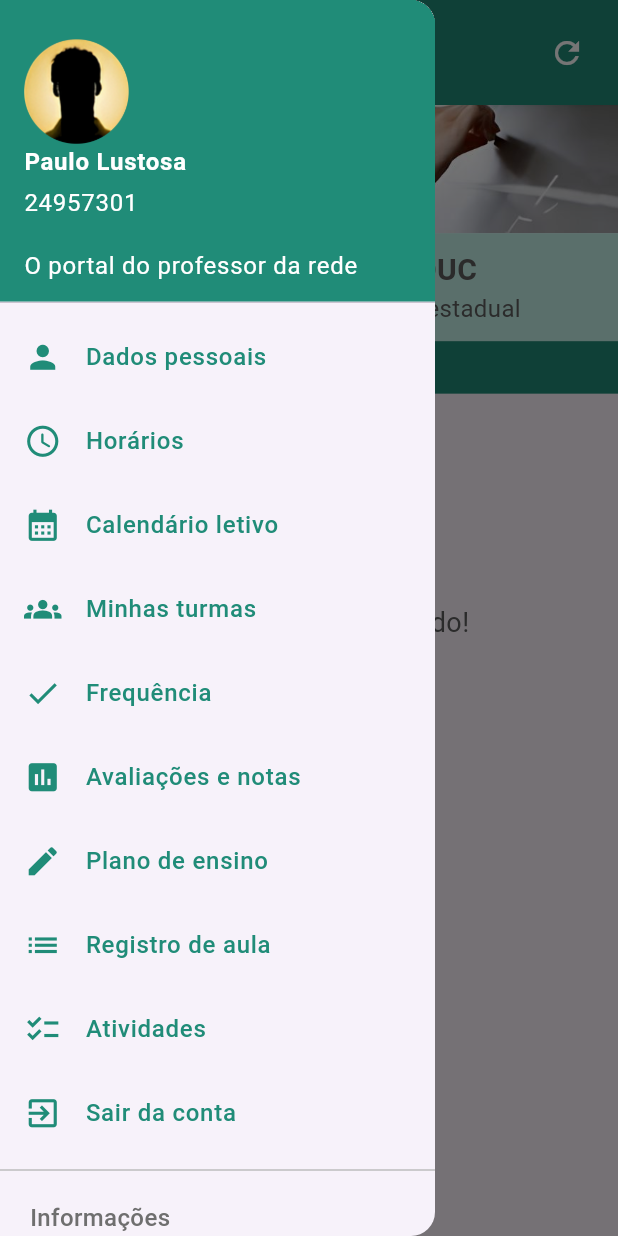
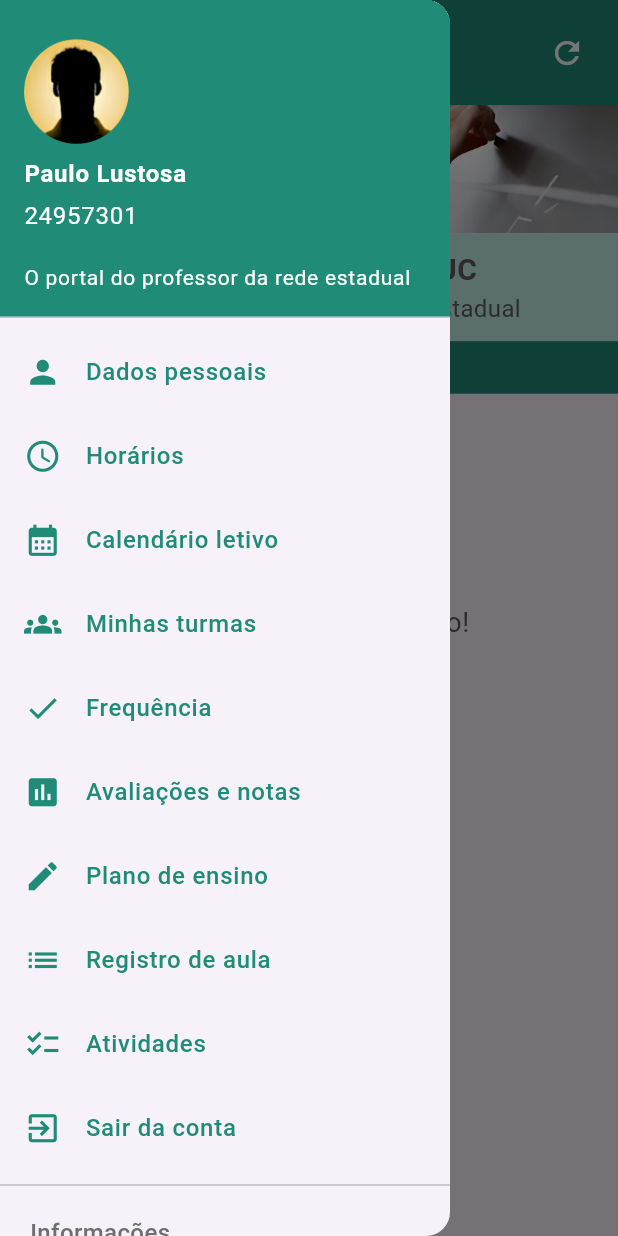
Before and after one commit to CalangoDeveloper/project_professor_online, a Flutter app: the TelaIncial screen opened directly, with the side drawer open, on a phone screen of 412 x 824 dp. Run offline on Flutter 3.47's test engine with Material 3 defaults, Android fonts, the phone set to English and light mode, and no system bars.

Commit message:
version 3.0

```diff
--- a/lib/main.dart
+++ b/lib/main.dart
@@ -25,7 +25,7 @@ class TelaLogin extends StatelessWidget{
         padding: EdgeInsets.all(20),
         child: Column(
           children: [
-            SizedBox(height: 110,),
+            SizedBox(height: 90,),
             Image.asset('imgs/logo.png', //Logo Professor Online
               width: 250, //Define o tamanho da imagem
             ),
@@ -67,7 +67,7 @@ class TelaLogin extends StatelessWidget{
                 Expanded(
                   child: Text('Primeiro acesso',
                     style: TextStyle(
-                      fontSize: 16,
+                      fontSize: 14,
                       color: Colors.white
                     ),
                     textAlign: TextAlign.left, //Alinhar á esquerda
@@ -77,7 +77,7 @@ class TelaLogin extends StatelessWidget{
                 Expanded(
                   child: Text('Recuperar senha',
                     style: TextStyle(
-                      fontSize: 16,
+                      fontSize: 14,
                       color: Colors.white
                     ),
                     textAlign: TextAlign.right, //Alinhar á direita
@@ -243,12 +243,12 @@ class TelaIncial extends StatelessWidget{
 
       //Menu lateral - Drawer
       drawer: Drawer(
-          width: 290, //Largura do Drawer
+          width: 300, //Largura do Drawer
           child: ListView(
             padding: EdgeInsets.zero,
             children: <Widget>[
               SizedBox(
-                height: 210, //Define o tamanho do cabeçalho
+                height: 220, //Define o tamanho do cabeçalho
                 child: DrawerHeader( //Cabeçalho do Drawer
                   decoration: BoxDecoration( //Background do Drawer
                     color: Color(0xFF208C78)
@@ -260,13 +260,13 @@ class TelaIncial extends StatelessWidget{
                     //Ícones e textos
                     children: <Widget>[
                       SizedBox(height: 10,),
-                      Image.asset('imgs/person.png',
+                      Image.asset('imgs/person.png', //Ícone person
                         height: 70,
                       ),
                       /*Expanded(
                         child: Icon(Icons.person, size: 60, color: Colors.white,),
                       ),*/
-                      SizedBox(height: 0,), //Define o espaçamento entre os elementos
+                      SizedBox(height: 8,), //Define o espaçamento entre os elementos
                       Expanded(
                         child: Text('Paulo Lustosa',
                           style: TextStyle(
@@ -288,7 +288,8 @@ class TelaIncial extends StatelessWidget{
                         child: Text('O portal do professor da rede estadual',
                           style: TextStyle(
                             color: Colors.white,
-                            fontWeight: FontWeight.w400
+                            fontWeight: FontWeight.w400,
+                            fontSize: 14
                           ),
                         ),
                       )
```
